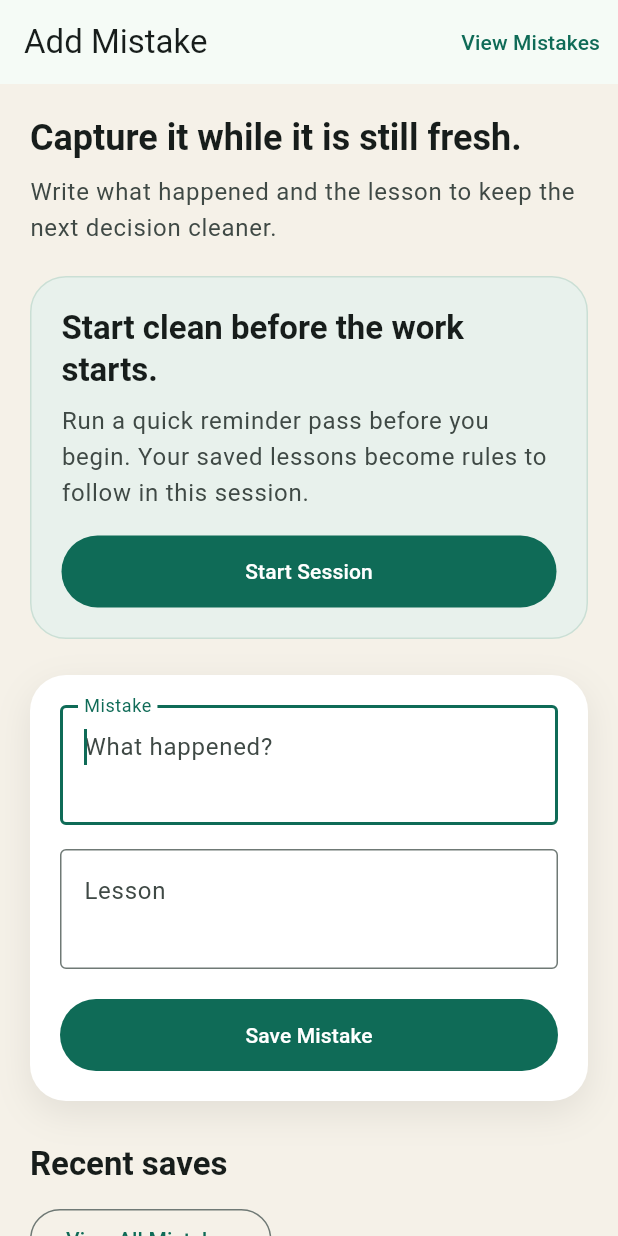
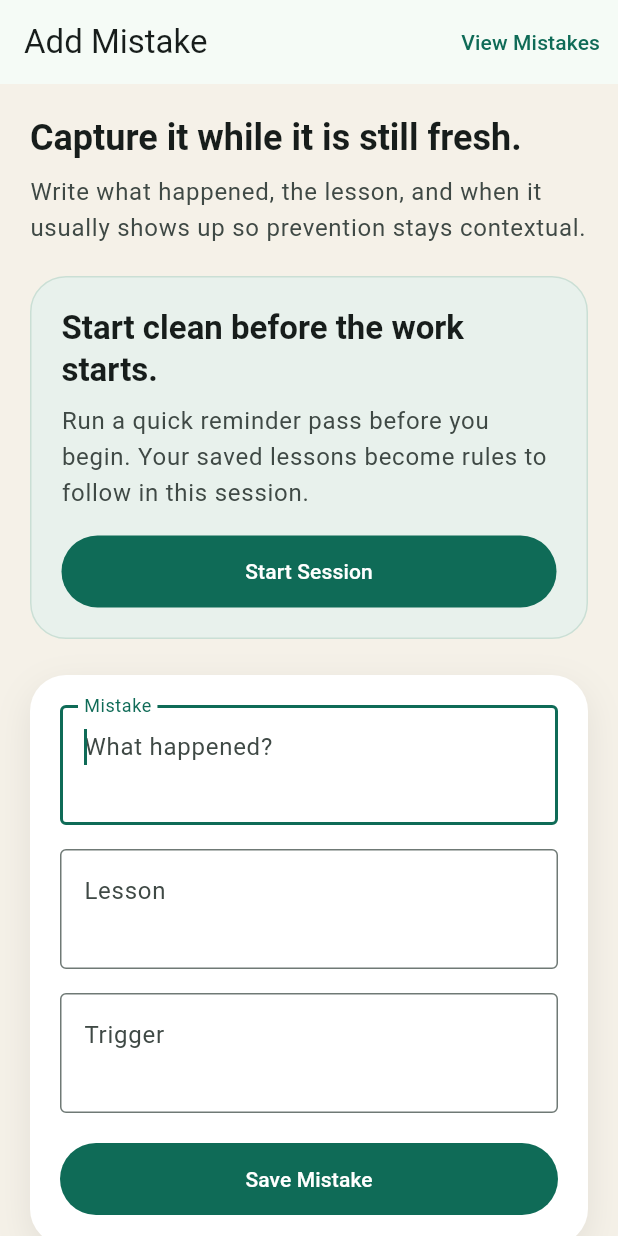
Before and after one commit to Nakul-26/mistake-tracker, a Flutter app: the screen it shows after launch, on a phone screen of 412 x 824 dp. Run offline on Flutter 3.47's test engine with Material 3 defaults, Android fonts, the phone set to English and light mode, and no system bars; our stand-ins replace shared_preferences.

Commit message:
added triger

```diff
--- a/lib/main.dart
+++ b/lib/main.dart
@@ -42,8 +42,10 @@ class _AddMistakePageState extends State<AddMistakePage> {
   final _formKey = GlobalKey<FormState>();
   final _mistakeController = TextEditingController();
   final _lessonController = TextEditingController();
+  final _triggerController = TextEditingController();
   final _mistakeFocusNode = FocusNode();
   final _lessonFocusNode = FocusNode();
+  final _triggerFocusNode = FocusNode();
 
   bool _isSaving = false;
   bool _isCheckingDailyReview = false;
@@ -59,8 +61,10 @@ class _AddMistakePageState extends State<AddMistakePage> {
   void dispose() {
     _mistakeController.dispose();
     _lessonController.dispose();
+    _triggerController.dispose();
     _mistakeFocusNode.dispose();
     _lessonFocusNode.dispose();
+    _triggerFocusNode.dispose();
     super.dispose();
   }
 
@@ -93,6 +97,7 @@ class _AddMistakePageState extends State<AddMistakePage> {
     final newEntry = MistakeEntry(
       mistake: _mistakeController.text.trim(),
       lesson: _lessonController.text.trim(),
+      trigger: _triggerController.text.trim(),
       createdAt: DateTime.now(),
       repeatCount: 0,
     );
@@ -111,6 +116,7 @@ class _AddMistakePageState extends State<AddMistakePage> {
 
     _mistakeController.clear();
     _lessonController.clear();
+    _triggerController.clear();
     _formKey.currentState?.reset();
     FocusScope.of(context).requestFocus(_mistakeFocusNode);
 
@@ -250,7 +256,7 @@ class _AddMistakePageState extends State<AddMistakePage> {
               ),
               const SizedBox(height: 8),
               Text(
-                'Write what happened and the lesson to keep the next decision cleaner.',
+                'Write what happened, the lesson, and when it usually shows up so prevention stays contextual.',
                 style: theme.textTheme.bodyLarge?.copyWith(
                   color: theme.colorScheme.onSurfaceVariant,
                 ),
@@ -347,7 +353,7 @@ class _AddMistakePageState extends State<AddMistakePage> {
                       TextFormField(
                         controller: _lessonController,
                         focusNode: _lessonFocusNode,
-                        textInputAction: TextInputAction.done,
+                        textInputAction: TextInputAction.next,
                         minLines: 2,
                         maxLines: 4,
                         decoration: const InputDecoration(
@@ -356,10 +362,33 @@ class _AddMistakePageState extends State<AddMistakePage> {
                           alignLabelWithHint: true,
                           border: OutlineInputBorder(),
                         ),
+                        validator: (value) {
+                          if (value == null || value.trim().isEmpty) {
+                            return 'Enter the lesson.';
+                          }
+                          return null;
+                        },
+                        onFieldSubmitted: (_) {
+                          FocusScope.of(context).requestFocus(_triggerFocusNode);
+                        },
+                      ),
+                      const SizedBox(height: 16),
+                      TextFormField(
+                        controller: _triggerController,
+                        focusNode: _triggerFocusNode,
+                        textInputAction: TextInputAction.done,
+                        minLines: 2,
+                        maxLines: 3,
+                        decoration: const InputDecoration(
+                          labelText: 'Trigger',
+                          hintText: 'When does this usually happen?',
+                          alignLabelWithHint: true,
+                          border: OutlineInputBorder(),
+                        ),
                         onFieldSubmitted: (_) => _saveEntry(),
                         validator: (value) {
                           if (value == null || value.trim().isEmpty) {
-                            return 'Enter the lesson.';
+                            return 'Enter the trigger.';
                           }
                           return null;
                         },
@@ -632,6 +661,13 @@ class _DailyReviewPageState extends State<DailyReviewPage> {
                           ),
                           const SizedBox(height: 12),
                           Text(
+                            'Trigger: ${entry.trigger}',
+                            style: theme.textTheme.bodyMedium?.copyWith(
+                              color: theme.colorScheme.onSurfaceVariant,
+                            ),
+                          ),
+                          const SizedBox(height: 12),
+                          Text(
                             'Did you repeat this today?',
                             style: theme.textTheme.bodyLarge,
                           ),
@@ -790,6 +826,13 @@ class _SavedMistakeCard extends StatelessWidget {
           Text(entry.lesson, style: theme.textTheme.bodyLarge),
           const SizedBox(height: 10),
           Text(
+            'Trigger: ${entry.trigger}',
+            style: theme.textTheme.bodyMedium?.copyWith(
+              color: theme.colorScheme.onSurfaceVariant,
+            ),
+          ),
+          const SizedBox(height: 10),
+          Text(
             'Repeated: ${entry.repeatCount} times',
             style: theme.textTheme.bodyMedium?.copyWith(
               color: theme.colorScheme.onSurfaceVariant,
@@ -849,6 +892,13 @@ class _MistakeListItem extends StatelessWidget {
           ),
           const SizedBox(height: 8),
           Text('Lesson: ${entry.lesson}', style: theme.textTheme.bodyLarge),
+          const SizedBox(height: 8),
+          Text(
+            'Trigger: ${entry.trigger}',
+            style: theme.textTheme.bodyMedium?.copyWith(
+              color: theme.colorScheme.onSurfaceVariant,
+            ),
+          ),
           const SizedBox(height: 8),
           Text(
             'Repeated: ${entry.repeatCount} times',
@@ -913,6 +963,13 @@ class _SessionRuleItem extends StatelessWidget {
                   color: theme.colorScheme.onSurfaceVariant,
                 ),
               ),
+              const SizedBox(height: 4),
+              Text(
+                'Trigger: ${entry.trigger}',
+                style: theme.textTheme.bodyMedium?.copyWith(
+                  color: theme.colorScheme.onSurfaceVariant,
+                ),
+              ),
             ],
           ),
         ),
@@ -925,6 +982,7 @@ class MistakeEntry {
   const MistakeEntry({
     required this.mistake,
     required this.lesson,
+    required this.trigger,
     required this.createdAt,
     required this.repeatCount,
     this.lastRepeatedOn,
@@ -932,6 +990,7 @@ class MistakeEntry {
 
   final String mistake;
   final String lesson;
+  final String trigger;
   final DateTime createdAt;
   final int repeatCount;
   final DateTime? lastRepeatedOn;
@@ -939,6 +998,7 @@ class MistakeEntry {
   MistakeEntry copyWith({
     String? mistake,
     String? lesson,
+    String? trigger,
     DateTime? createdAt,
     int? repeatCount,
     DateTime? lastRepeatedOn,
@@ -947,6 +1007,7 @@ class MistakeEntry {
     return MistakeEntry(
       mistake: mistake ?? this.mistake,
       lesson: lesson ?? this.lesson,
+      trigger: trigger ?? this.trigger,
       createdAt: createdAt ?? this.createdAt,
       repeatCount: repeatCount ?? this.repeatCount,
       lastRepeatedOn: clearLastRepeatedOn
@@ -959,6 +1020,7 @@ class MistakeEntry {
     return {
       'mistake': mistake,
       'lesson': lesson,
+      'trigger': trigger,
       'createdAt': createdAt.toIso8601String(),
       'repeatCount': repeatCount,
       'lastRepeatedOn': lastRepeatedOn?.toIso8601String(),
@@ -969,6 +1031,7 @@ class MistakeEntry {
     return MistakeEntry(
       mistake: map['mistake'] as String? ?? '',
       lesson: map['lesson'] as String? ?? '',
+      trigger: map['trigger'] as String? ?? '',
       createdAt:
           DateTime.tryParse(map['createdAt'] as String? ?? '') ??
           DateTime.now(),
```
Also changed, not shown: 1 other file.
